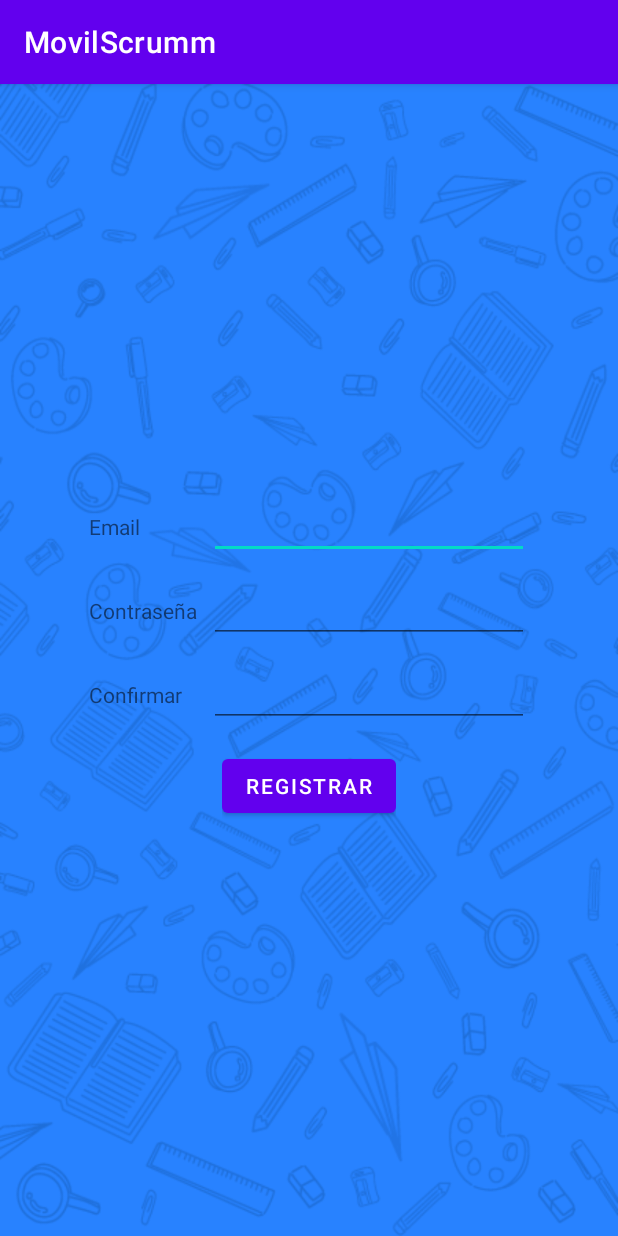
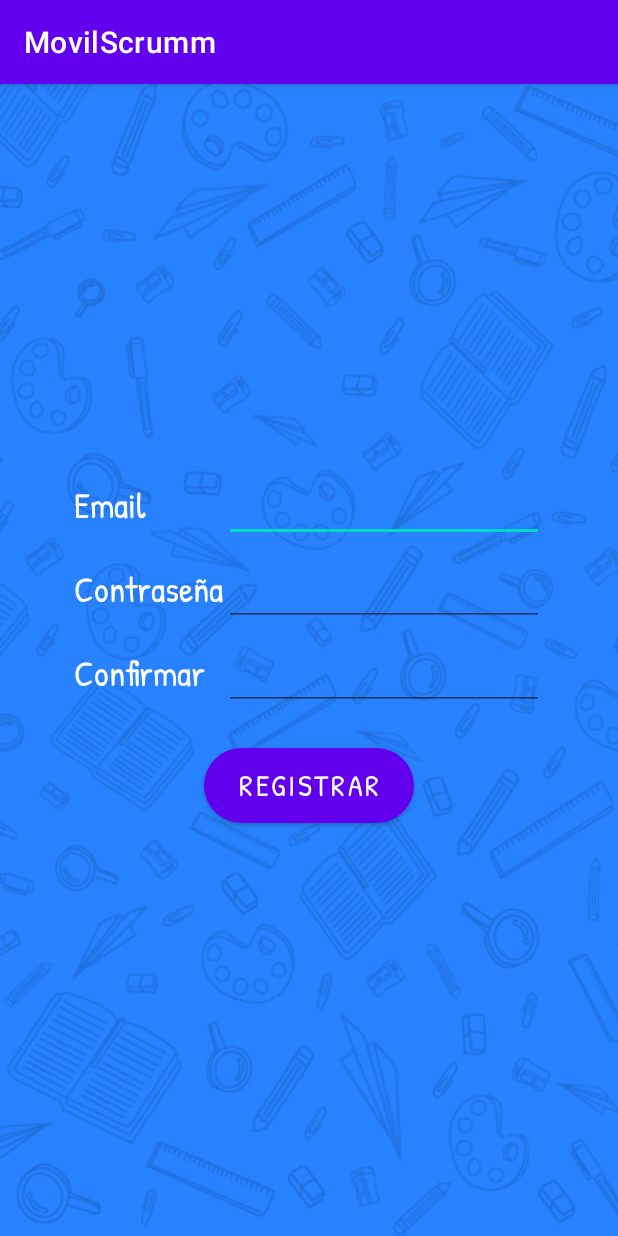
Before and after one commit to patman89/MovilScrum, an Android app: the RegisterActivity screen opened directly, with no data from a screen before it, on a phone screen of 412 x 824 dp. Run offline under Robolectric (Android 15) with nearby library versions, the phone set to English and light mode, and no system bars; our stand-ins replace Firebase (no records; nobody signed in at launch, a user with empty details on screens opened directly).

Commit message:
adicion parte grafica y botones

```diff
--- a/app/src/main/java/com/example/movilscrumm/LoginActivity.java
+++ b/app/src/main/java/com/example/movilscrumm/LoginActivity.java
@@ -17,6 +17,8 @@ import com.google.firebase.auth.AuthResult;
 import com.google.firebase.auth.FirebaseAuth;
 
 public class LoginActivity extends AppCompatActivity {
+
+
     private Button btnLogin;
     private Button btnRegister;
     private EditText email;
--- a/app/src/main/res/layout/activity_register.xml
+++ b/app/src/main/res/layout/activity_register.xml
@@ -21,8 +21,11 @@
 
             <TextView
                 android:id="@+id/titleEmail"
-                android:layout_width="80dp"
+                android:layout_width="100dp"
                 android:layout_height="wrap_content"
+                android:fontFamily="@font/patrick_hand"
+                android:textColor="@color/white"
+                android:textSize="24sp"
                 android:text="@string/title_email" />
 
             <EditText
@@ -42,8 +45,11 @@
 
             <TextView
                 android:id="@+id/titlePassword"
-                android:layout_width="80dp"
+                android:layout_width="100dp"
                 android:layout_height="wrap_content"
+                android:fontFamily="@font/patrick_hand"
+                android:textColor="@color/white"
+                android:textSize="24sp"
                 android:text="@string/title_password" />
 
             <EditText
@@ -63,8 +69,11 @@
 
             <TextView
                 android:id="@+id/titleConfirmPassword"
-                android:layout_width="80dp"
+                android:layout_width="100dp"
                 android:layout_height="wrap_content"
+                android:fontFamily="@font/patrick_hand"
+                android:textColor="@color/white"
+                android:textSize="24sp"
                 android:text="@string/title_confirm_password" />
 
             <EditText
@@ -85,8 +94,14 @@
 
             <Button
                 android:id="@+id/btnRegister"
-                android:layout_width="wrap_content"
-                android:layout_height="wrap_content"
+                android:layout_width="140dp"
+                android:layout_height="50dp"
+                android:layout_gravity="center"
+                android:layout_margin="10dp"
+                android:background="@drawable/round_btn"
+                android:fontFamily="@font/patrick_hand"
+                android:textColor="@color/white"
+                android:textSize="20sp"
                 android:text="@string/btn_register_text" />
         </LinearLayout>
     </LinearLayout>
--- a/app/src/main/res/layout/product_list_template.xml
+++ b/app/src/main/res/layout/product_list_template.xml
@@ -2,11 +2,13 @@
 <androidx.constraintlayout.widget.ConstraintLayout xmlns:android="http://schemas.android.com/apk/res/android"
     xmlns:app="http://schemas.android.com/apk/res-auto"
     android:layout_width="match_parent"
-    android:layout_height="match_parent">
+    android:layout_height="match_parent"
+    android:background="@drawable/fondo">
 
     <LinearLayout
         android:layout_width="match_parent"
         android:layout_height="match_parent"
+
         android:layout_margin="10dp"
         android:gravity="center"
         android:orientation="horizontal"
```
Also changed, not shown: app/src/main/res/layout/activity_information_product.xml (+9 -6 lines), app/src/main/res/drawable/borrador.png (added), app/src/main/res/drawable/cartuchera.png, app/src/main/res/drawable/compas.png, app/src/main/res/drawable/compass.png (added), app/src/main/res/drawable/cuaderno.png, app/src/main/res/drawable/fondo2.png (added), app/src/main/res/drawable/fondo256.png (added), app/src/main/res/drawable/lapiz.png, app/src/main/res/drawable/maleta.png, app/src/main/res/drawable/maleta2.png (added), app/src/main/res/drawable/pincel.png, app/src/main/res/drawable/regla.png, app/src/main/res/drawable/temperas.png, 2 more files.
